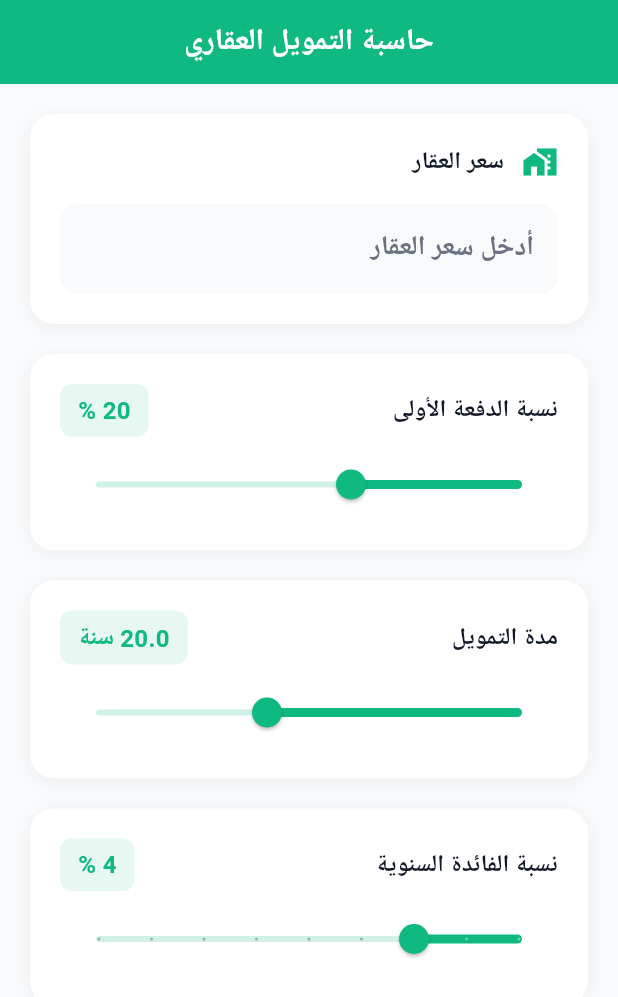
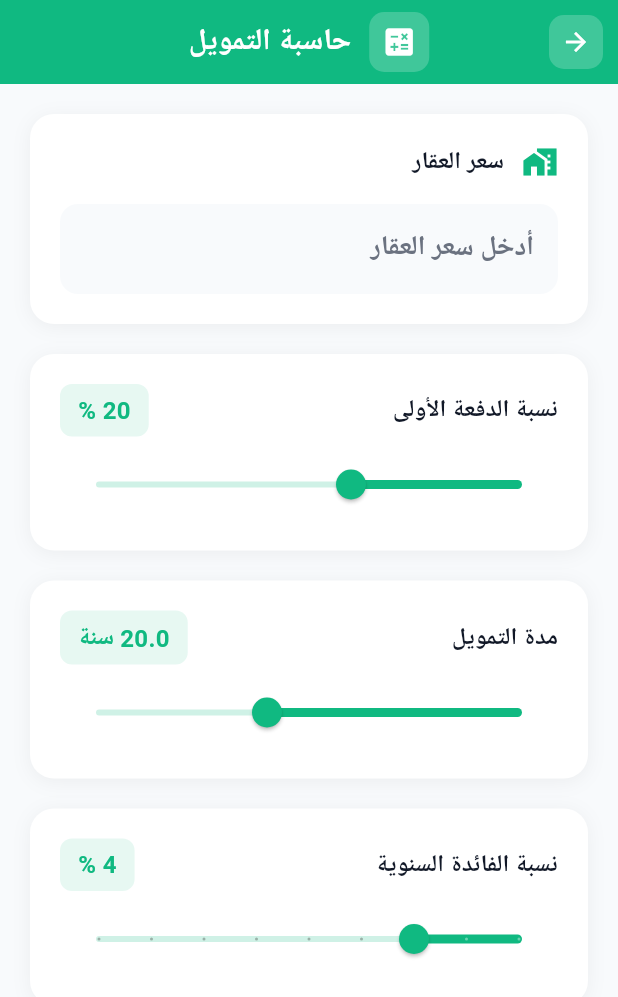
Before and after one commit to kkkrraamm/aldlma, a Flutter app: the MortgageCalculatorPage screen opened directly, on a phone screen of 412 x 824 dp. Shown: the top 997 px of the screen. Run offline on Flutter 3.47's test engine with Material 3 defaults, Android fonts, the phone set to English and light mode, and no system bars; our stand-ins replace cached_network_image, device_info_plus, firebase_core, firebase_messaging, fl_chart, flutter_local_notifications and 9 more; accounts and stored records are empty; network calls fail; Roboto replaces fonts that are missing (Cairo).

Commit message:
feat: تحسين حاسبة التمويل بتصميم حديث
✅ AppBar محسّن:
- gradient أخضر
- زر عودة مخصص
- أيقونة حاسبة
- تصميم حديث

✅ النتائج:
- عنوان 'نتائج الحساب' مع أيقونة
- بطاقات أكبر وأوضح
- gradient خلفية
- border ملون (2px)
- shadows ملونة
- أيقونات بـ gradient
- fontSize 24 للأرقام
- بدون فواصل عشرية

✅ معلومات إضافية:
- بطاقتين جديدتين
- الدفعة الأولى
- مبلغ التمويل
- أيقونات ملونة
- تصميم مربعات

✅ الدقة:
- حساب الدفعة الأولى
- حساب مبلغ التمويل
- عرض بدون فواصل
- معلومات أكثر

```diff
--- a/lib/mortgage_calculator_page.dart
+++ b/lib/mortgage_calculator_page.dart
@@ -73,13 +73,47 @@ class _MortgageCalculatorPageState extends State<MortgageCalculatorPage> {
       appBar: AppBar(
         backgroundColor: theme.primaryColor,
         elevation: 0,
-        title: Text(
-          'حاسبة التمويل العقاري',
-          style: GoogleFonts.cairo(
-            fontSize: 20,
-            fontWeight: FontWeight.bold,
-            color: Colors.white,
+        flexibleSpace: Container(
+          decoration: BoxDecoration(
+            gradient: LinearGradient(
+              colors: [theme.primaryColor, theme.primaryColor.withOpacity(0.8)],
+              begin: Alignment.topRight,
+              end: Alignment.bottomLeft,
+            ),
           ),
+        ),
+        leading: IconButton(
+          icon: Container(
+            padding: const EdgeInsets.all(8),
+            decoration: BoxDecoration(
+              color: Colors.white.withOpacity(0.2),
+              borderRadius: BorderRadius.circular(10),
+            ),
+            child: const Icon(Icons.arrow_back, color: Colors.white, size: 20),
+          ),
+          onPressed: () => Navigator.pop(context),
+        ),
+        title: Row(
+          mainAxisSize: MainAxisSize.min,
+          children: [
+            Container(
+              padding: const EdgeInsets.all(8),
+              decoration: BoxDecoration(
+                color: Colors.white.withOpacity(0.2),
+                borderRadius: BorderRadius.circular(10),
+              ),
+              child: const Icon(Icons.calculate, color: Colors.white, size: 24),
+            ),
+            const SizedBox(width: 12),
+            Text(
+              'حاسبة التمويل',
+              style: GoogleFonts.cairo(
+                fontSize: 20,
+                fontWeight: FontWeight.bold,
+                color: Colors.white,
+              ),
+            ),
+          ],
         ),
         centerTitle: true,
       ),
@@ -145,11 +179,36 @@ class _MortgageCalculatorPageState extends State<MortgageCalculatorPage> {
 
             // النتائج
             if (_monthlyPayment != null) ...[
+              // عنوان النتائج
+              Container(
+                padding: const EdgeInsets.symmetric(horizontal: 16, vertical: 12),
+                decoration: BoxDecoration(
+                  gradient: LinearGradient(
+                    colors: [theme.primaryColor.withOpacity(0.1), theme.primaryColor.withOpacity(0.05)],
+                  ),
+                  borderRadius: BorderRadius.circular(12),
+                ),
+                child: Row(
+                  children: [
+                    Icon(Icons.analytics, color: theme.primaryColor, size: 24),
+                    const SizedBox(width: 12),
+                    Text(
+                      'نتائج الحساب',
+                      style: GoogleFonts.cairo(
+                        fontSize: 18,
+                        fontWeight: FontWeight.bold,
+                        color: theme.textPrimaryColor,
+                      ),
+                    ),
+                  ],
+                ),
+              ),
+              const SizedBox(height: 20),
               _buildResultCard(
                 theme,
                 'القسط الشهري',
                 _monthlyPayment!,
-                Colors.green,
+                const Color(0xFF10b981),
                 Icons.calendar_month,
               ),
               const SizedBox(height: 16),
@@ -157,7 +216,7 @@ class _MortgageCalculatorPageState extends State<MortgageCalculatorPage> {
                 theme,
                 'إجمالي المبلغ المدفوع',
                 _totalPayment!,
-                theme.primaryColor,
+                const Color(0xFF3b82f6),
                 Icons.payments,
               ),
               const SizedBox(height: 16),
@@ -165,8 +224,34 @@ class _MortgageCalculatorPageState extends State<MortgageCalculatorPage> {
                 theme,
                 'إجمالي الفوائد',
                 _totalInterest!,
-                Colors.orange,
+                const Color(0xFFf59e0b),
                 Icons.trending_up,
+              ),
+              const SizedBox(height: 20),
+
+              // معلومات إضافية
+              Row(
+                children: [
+                  Expanded(
+                    child: _buildInfoCard(
+                      theme,
+                      'الدفعة الأولى',
+                      '${((double.tryParse(_priceController.text) ?? 0) * (_downPaymentPercent / 100)).toStringAsFixed(0)} ر.س',
+                      Icons.money,
+                      theme.primaryColor,
+                    ),
+                  ),
+                  const SizedBox(width: 12),
+                  Expanded(
+                    child: _buildInfoCard(
+                      theme,
+                      'مبلغ التمويل',
+                      '${((double.tryParse(_priceController.text) ?? 0) * (1 - _downPaymentPercent / 100)).toStringAsFixed(0)} ر.س',
+                      Icons.account_balance,
+                      Colors.purple,
+                    ),
+                  ),
+                ],
               ),
               const SizedBox(height: 30),
 
@@ -367,25 +452,40 @@ class _MortgageCalculatorPageState extends State<MortgageCalculatorPage> {
       padding: const EdgeInsets.all(20),
       decoration: BoxDecoration(
         gradient: LinearGradient(
-          colors: [color.withOpacity(0.1), color.withOpacity(0.05)],
+          colors: [color.withOpacity(0.15), color.withOpacity(0.08)],
           begin: Alignment.topLeft,
           end: Alignment.bottomRight,
         ),
-        borderRadius: BorderRadius.circular(16),
+        borderRadius: BorderRadius.circular(20),
         border: Border.all(
-          color: color.withOpacity(0.3),
-          width: 1,
+          color: color.withOpacity(0.4),
+          width: 2,
         ),
+        boxShadow: [
+          BoxShadow(
+            color: color.withOpacity(0.2),
+            blurRadius: 12,
+            offset: const Offset(0, 4),
+          ),
+        ],
       ),
       child: Row(
         children: [
           Container(
-            padding: const EdgeInsets.all(12),
+            padding: const EdgeInsets.all(14),
             decoration: BoxDecoration(
-              color: color.withOpacity(0.2),
-              borderRadius: BorderRadius.circular(12),
+              gradient: LinearGradient(
+                colors: [color, color.withOpacity(0.8)],
+              ),
+              borderRadius: BorderRadius.circular(14),
+              boxShadow: [
+                BoxShadow(
+                  color: color.withOpacity(0.3),
+                  blurRadius: 8,
+                ),
+              ],
             ),
-            child: Icon(icon, color: color, size: 28),
+            child: Icon(icon, color: Colors.white, size: 28),
           ),
           const SizedBox(width: 16),
           Expanded(
@@ -395,21 +495,74 @@ class _MortgageCalculatorPageState extends State<MortgageCalculatorPage> {
                 Text(
                   label,
                   style: GoogleFonts.cairo(
-                    fontSize: 14,
+                    fontSize: 13,
                     color: theme.textSecondaryColor,
+                    fontWeight: FontWeight.w500,
                   ),
                 ),
-                const SizedBox(height: 4),
+                const SizedBox(height: 6),
                 Text(
-                  '${value.toStringAsFixed(2)} ر.س',
+                  '${value.toStringAsFixed(0)} ر.س',
                   style: GoogleFonts.cairo(
-                    fontSize: 22,
+                    fontSize: 24,
                     fontWeight: FontWeight.bold,
                     color: color,
+                    height: 1.2,
                   ),
                 ),
               ],
             ),
+          ),
+        ],
+      ),
+    );
+  }
+
+  Widget _buildInfoCard(
+    ThemeConfig theme,
+    String label,
+    String value,
+    IconData icon,
+    Color color,
+  ) {
+    return Container(
+      padding: const EdgeInsets.all(16),
+      decoration: BoxDecoration(
+        color: theme.isDarkMode ? const Color(0xFF1a1f2e) : Colors.white,
+        borderRadius: BorderRadius.circular(16),
+        border: Border.all(
+          color: color.withOpacity(0.2),
+          width: 1.5,
+        ),
+        boxShadow: [
+          BoxShadow(
+            color: Colors.black.withOpacity(theme.isDarkMode ? 0.3 : 0.05),
+            blurRadius: 8,
+            offset: const Offset(0, 2),
+          ),
+        ],
+      ),
+      child: Column(
+        children: [
+          Icon(icon, color: color, size: 32),
+          const SizedBox(height: 8),
+          Text(
+            label,
+            style: GoogleFonts.cairo(
+              fontSize: 12,
+              color: theme.textSecondaryColor,
+            ),
+            textAlign: TextAlign.center,
+          ),
+          const SizedBox(height: 4),
+          Text(
+            value,
+            style: GoogleFonts.cairo(
+              fontSize: 14,
+              fontWeight: FontWeight.bold,
+              color: theme.textPrimaryColor,
+            ),
+            textAlign: TextAlign.center,
           ),
         ],
       ),
```
